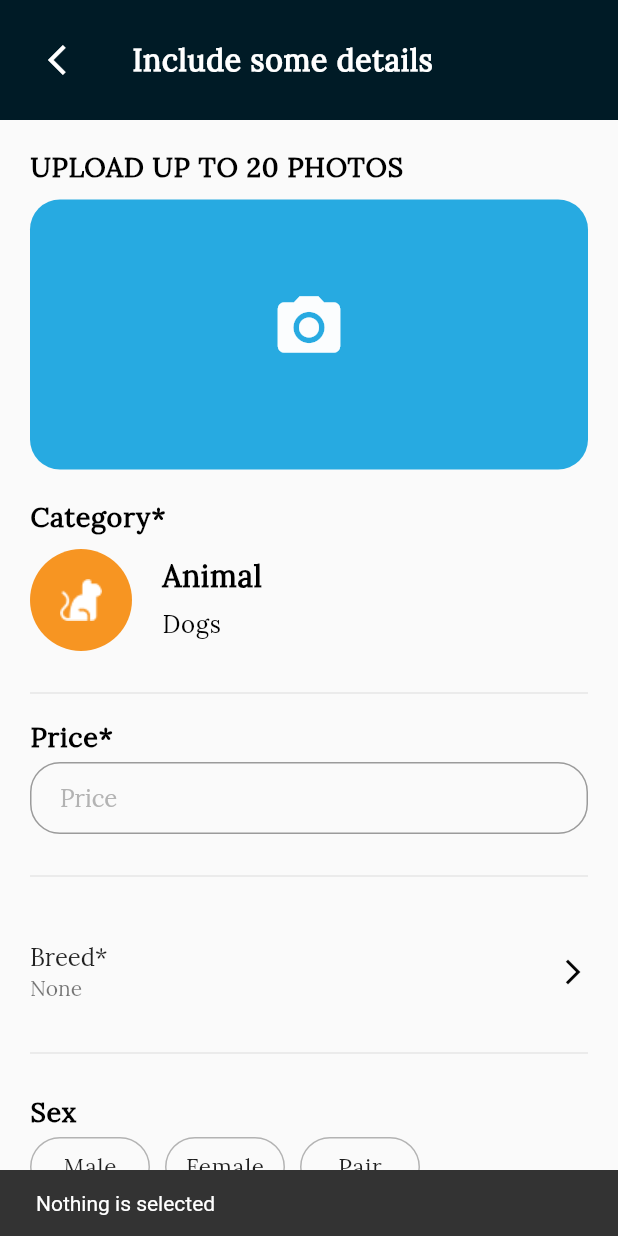
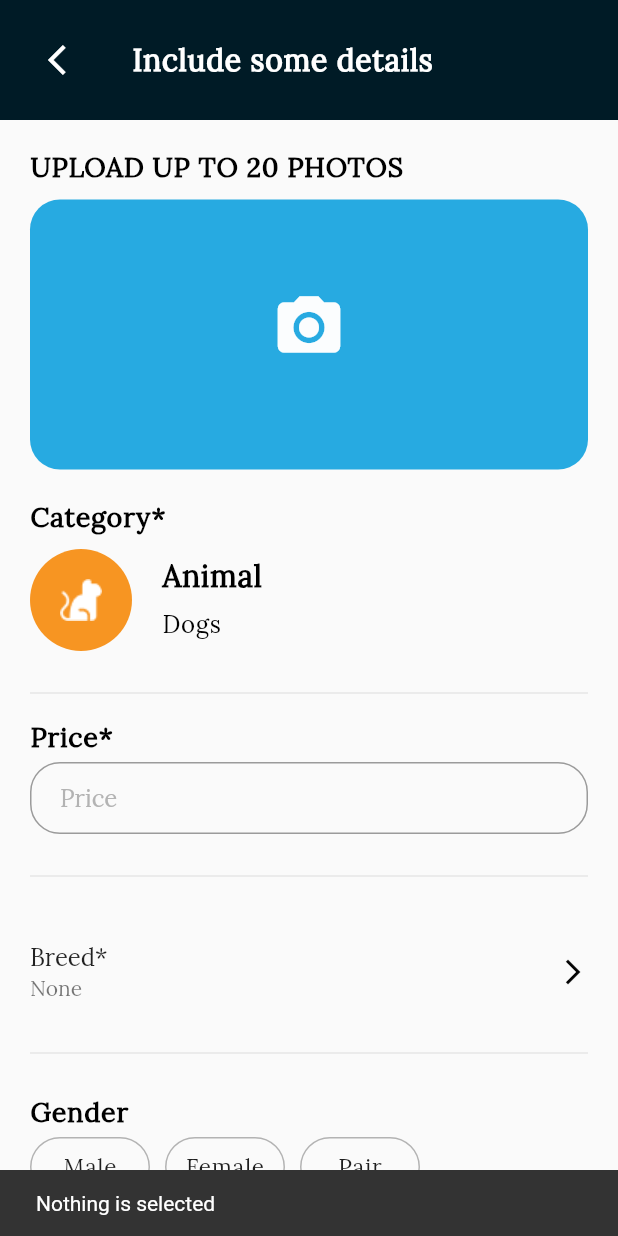
Before and after one commit to devsinntechnologies/bhai-chara, a Flutter app: the PostDetailScreen1 screen opened directly, after a tap on the "photo camera" icon, on a phone screen of 412 x 824 dp. Run offline on Flutter 3.47's test engine with Material 2 defaults, Android fonts, the phone set to English and light mode, and no system bars; our stand-ins replace firebase_core, image_picker, intl_phone_field; accounts and stored records are empty.

Commit message:
Update All App by buttons and other things

```diff
--- a/lib/common/custom_container_children.dart
+++ b/lib/common/custom_container_children.dart
@@ -5,21 +5,24 @@ import '../utils/text-styles.dart';
 
 // ignore: must_be_immutable
 class CustomContainerText extends StatelessWidget {
-  CustomContainerText({super.key, this.text});
-  var text;
+  CustomContainerText({super.key, this.text, this.style, this.container_color});
+  var text, style, container_color;
   @override
   Widget build(BuildContext context) {
     return Container(
       height: 40,
       width: 80,
       decoration: BoxDecoration(
+        color: container_color,
         borderRadius: BorderRadius.circular(30),
         border: Border.all(color: AppColors.grey),
       ),
       child: Center(
         child: Text(
           text,
-          style: AppTextStyles.textStyleNormalBody_BlackColor,
+          style: style == null
+              ? AppTextStyles.textStyleNormalBody_BlackColor
+              : style,
         ),
       ),
     );
--- a/lib/main.dart
+++ b/lib/main.dart
@@ -30,7 +30,7 @@ class MyApp extends StatelessWidget {
           theme: ThemeData(
             fontFamily: "Lora-Regular",
           ),
-          home: SplashScreen(),
+          home: const SplashScreen(),
         ));
   }
 }
--- a/lib/view/post and detail/post_and_detail_1.dart
+++ b/lib/view/post and detail/post_and_detail_1.dart
@@ -4,7 +4,10 @@ import 'package:bhai_chara/common/custom_container_children.dart';
 import 'package:bhai_chara/common/custom_container_tile.dart';
 import 'package:bhai_chara/common/custom_list_tile.dart';
 import 'package:bhai_chara/utils/app_colors.dart';
+import 'package:bhai_chara/utils/push.dart';
+import 'package:bhai_chara/utils/showSnack.dart';
 import 'package:bhai_chara/utils/text-styles.dart';
+import 'package:bhai_chara/view/home-screens/root_screen.dart';
 import 'package:flutter/material.dart';
 import 'package:image_picker/image_picker.dart';
 
@@ -24,6 +27,7 @@ class _PostDetailScreen1State extends State<PostDetailScreen1> {
   TextEditingController describeController = TextEditingController();
   List<File> selectedImages = [];
   ImagePicker picker = ImagePicker();
+  var selected = "";
 
   @override
   Widget build(BuildContext context) {
@@ -89,7 +93,7 @@ class _PostDetailScreen1State extends State<PostDetailScreen1> {
                                   decoration: BoxDecoration(
                                       borderRadius: BorderRadius.circular(20),
                                       color: AppColors.blue),
-                                  child: Column(
+                                  child: const Column(
                                     mainAxisAlignment: MainAxisAlignment.center,
                                     crossAxisAlignment:
                                         CrossAxisAlignment.start,
@@ -105,7 +109,7 @@ class _PostDetailScreen1State extends State<PostDetailScreen1> {
                                           ),
                                         ],
                                       ),
-                                      const SizedBox(
+                                      SizedBox(
                                         height: 10,
                                       ),
                                       Row(
@@ -126,15 +130,13 @@ class _PostDetailScreen1State extends State<PostDetailScreen1> {
                                       i++)
                                     Container(
                                       // margin: EdgeInsets.only(right: 10),
-                                      height: 120,
+                                      height: 150,
                                       width: 120,
                                       child: ListView(
                                           scrollDirection: Axis.horizontal,
                                           children: [
                                             Image.file(
                                               selectedImages[i],
-                                              height: 100,
-                                              width: 100,
                                               fit: BoxFit.cover,
                                             ),
                                           ]),
@@ -215,7 +217,7 @@ class _PostDetailScreen1State extends State<PostDetailScreen1> {
                         height: 20,
                       ),
                       Text(
-                        "Sex",
+                        "Gender",
                         style: AppTextStyles.textStyleBoldBodySmall,
                       ),
                       const SizedBox(
@@ -224,20 +226,56 @@ class _PostDetailScreen1State extends State<PostDetailScreen1> {
                       Row(
                         mainAxisAlignment: MainAxisAlignment.start,
                         children: [
-                          CustomContainerText(
-                            text: "Male",
+                          InkWell(
+                            onTap: () {
+                              selected = "first";
+                              setState(() {});
+                            },
+                            child: CustomContainerText(
+                              style: selected == "first"
+                                  ? AppTextStyles
+                                      .textStyleNormalBodySmall_WhiteColor
+                                  : null,
+                              container_color:
+                                  selected == "first" ? AppColors.blue : null,
+                              text: "Male",
+                            ),
                           ),
                           const SizedBox(
                             width: 10,
                           ),
-                          CustomContainerText(
-                            text: "Female",
+                          InkWell(
+                            onTap: () {
+                              selected = "second";
+                              setState(() {});
+                            },
+                            child: CustomContainerText(
+                              style: selected == "second"
+                                  ? AppTextStyles
+                                      .textStyleNormalBodySmall_WhiteColor
+                                  : null,
+                              container_color:
+                                  selected == "second" ? AppColors.blue : null,
+                              text: "Female",
+                            ),
                           ),
                           const SizedBox(
                             width: 10,
                           ),
-                          CustomContainerText(
-                            text: "Pair",
+                          InkWell(
+                            onTap: () {
+                              selected = "third";
+                              setState(() {});
+                            },
+                            child: CustomContainerText(
+                              style: selected == "third"
+                                  ? AppTextStyles
+                                      .textStyleNormalBodySmall_WhiteColor
+                                  : null,
+                              container_color:
+                                  selected == "third" ? AppColors.blue : null,
+                              text: "Pair",
+                            ),
                           ),
                         ],
                       ),
@@ -337,7 +375,17 @@ class _PostDetailScreen1State extends State<PostDetailScreen1> {
                       ),
                       InkWell(
                         onTap: () {
-                          //fuctionality
+                          if (priceController.text.isEmpty) {
+                            showSnack();
+                          } else if (ageController.text.isEmpty) {
+                            showSnack();
+                          } else if (titlleController.text.isEmpty) {
+                            showSnack();
+                          } else if (describeController.text.isEmpty) {
+                            showSnack();
+                          } else {
+                            push(context, RootScreen());
+                          }
                         },
                         child: Container(
                             height: 50,
@@ -368,7 +416,8 @@ class _PostDetailScreen1State extends State<PostDetailScreen1> {
 
   Future getImages() async {
     final pickedFile = await picker.pickMultiImage(
-        imageQuality: 100, maxHeight: 100, maxWidth: 100);
+      imageQuality: 100,
+    );
     List<XFile> xfilePick = pickedFile;
 
     setState(
```
